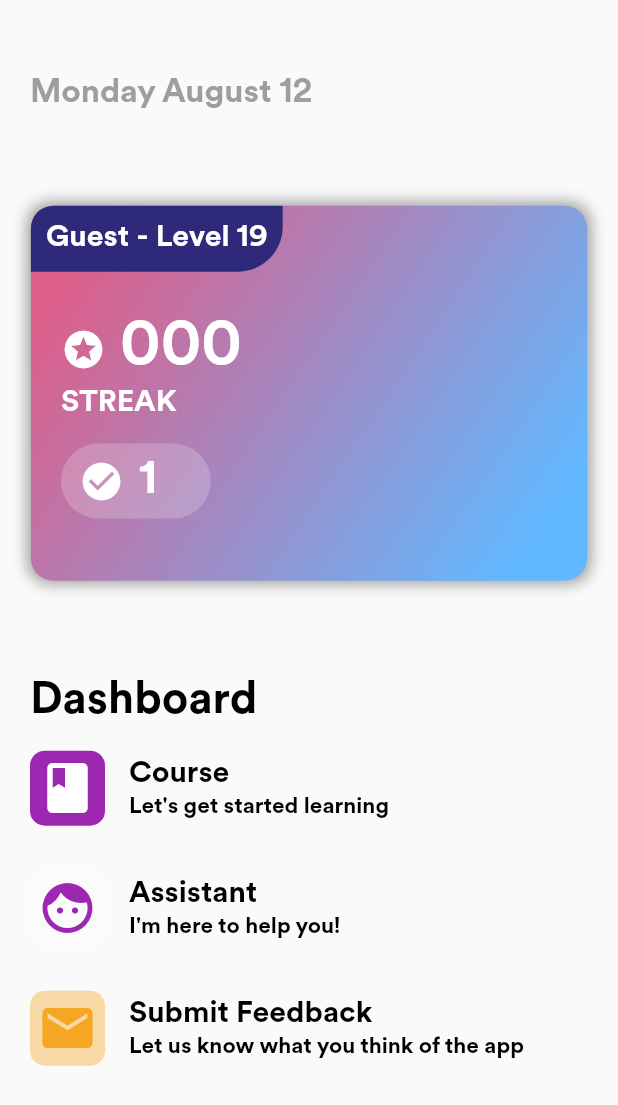
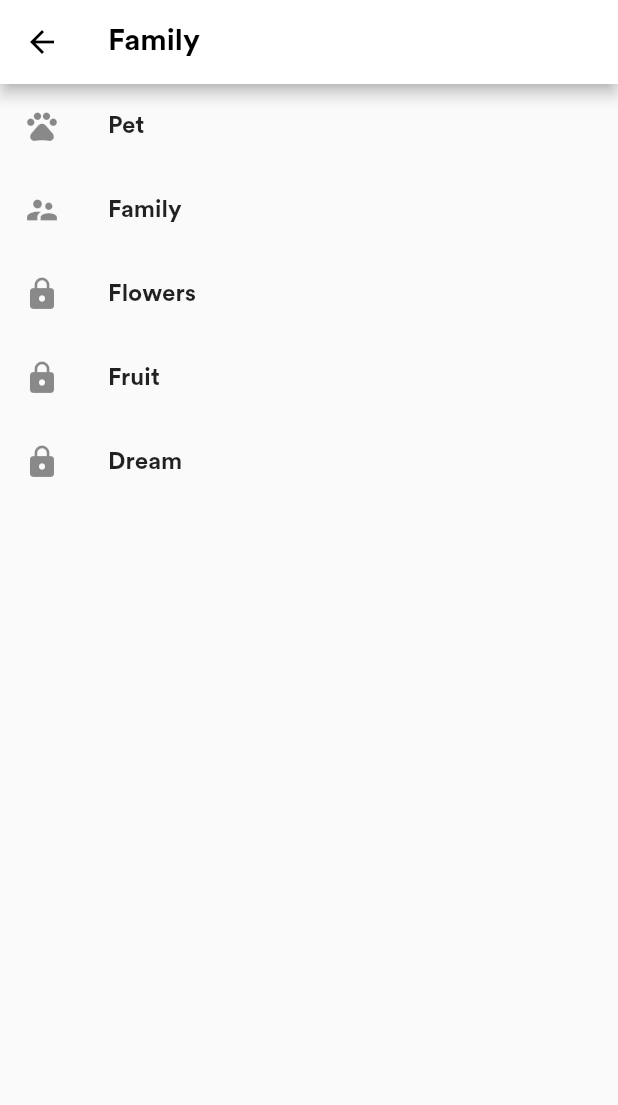
Before and after one commit to vuminhkhoi1802/ai4e-mobileapp, a Flutter app: the DashboardScreen screen opened by its route, after a tap on "Course", on a phone screen of 412 x 824 dp. Shown: the top 1105 px of the screen. Run offline on Flutter 3.47's test engine with Material 2 defaults, Android fonts, the phone set to English and light mode, and no system bars; our stand-ins replace flutter_mobx, mobx, shared_preferences; missing offline and left inert: audio_recorder, speech_recognition; accounts and stored records are empty; generated files the repository leaves out were written again.

Commit message:
Added List...

```diff
--- /dev/null
+++ b/lib/mobx/main.dart
@@ -0,0 +1,3 @@
+import "package:ai4e_mobileapp/mobx/User/user.dart";
+
+final user = User();
--- a/lib/routes.dart
+++ b/lib/routes.dart
@@ -1,11 +1,9 @@
 import 'package:flutter/material.dart';
 import 'package:ai4e_mobileapp/screens/AuthScreen/main.dart';
 import "package:ai4e_mobileapp/screens/DashboardScreen/main.dart";
-import "package:ai4e_mobileapp/screens/LearnScreen/main.dart";
 import "package:ai4e_mobileapp/screens/SplashScreen/main.dart";
 import "package:ai4e_mobileapp/screens/LoadingScreen/main.dart";
 import "package:flutter/services.dart";
-import "package:ai4e_mobileapp/screens/AuthScreen/handleAuth/Login/main.dart";
 
 class Routes {
   Routes() {
@@ -17,11 +15,10 @@ class Routes {
       new MaterialApp(
         title: 'Flutter Demo',
         theme: ThemeData(primarySwatch: Colors.blue, fontFamily: 'EFCircular'),
-        home: AuthScreen(),
+        home: SplashScreen(),
         routes: <String, WidgetBuilder>{
           '/auth': (BuildContext context) => AuthScreen(),
           '/dashboard': (BuildContext context) => DashboardScreen(),
-          '/learn': (BuildContext context) => LearnScreen(),
           '/loading': (BuildContext context) => LoadingScreen(),
         },
       ),
--- a/lib/screens/DashboardScreen/CardInfo.dart
+++ b/lib/screens/DashboardScreen/CardInfo.dart
@@ -1,7 +1,10 @@
 import "package:flutter/material.dart";
+import 'package:flutter_mobx/flutter_mobx.dart';
+import "package:ai4e_mobileapp/mobx/main.dart";
 
 Widget cardInfo(context) {
-  return Stack(
+  return Observer(
+      builder: (_) => Stack(
             alignment: Alignment.centerRight,
             children: <Widget>[
               Container(
@@ -45,8 +48,9 @@ Widget cardInfo(context) {
                         child: Container(
                             padding: EdgeInsets.all(10.0),
                             child: Text(
-                      "Guest - Level 19",
-                      style: TextStyle(fontSize: 20.0, color: Colors.white),
+                              "${user.name} - Level ${user.level}",
+                              style: TextStyle(
+                                  fontSize: 20.0, color: Colors.white),
                             )),
                       ),
                     ),
@@ -59,9 +63,10 @@ Widget cardInfo(context) {
                           children: <Widget>[
                             Row(
                               children: <Widget>[
-                        Icon(Icons.stars, size: 30, color: Colors.white),
+                                Icon(Icons.stars,
+                                    size: 30, color: Colors.white),
                                 Text(
-                          " 000",
+                                  " ${user.score}",
                                   style: TextStyle(
                                     fontSize: 40,
                                     color: Colors.white,
@@ -93,7 +98,7 @@ Widget cardInfo(context) {
                                     Container(
                                       margin: EdgeInsets.only(left: 10),
                                       child: Text(
-                                "1",
+                                        '${user.streak}',
                                         style: TextStyle(
                                             fontSize: 30, color: Colors.white),
                                       ),
@@ -117,5 +122,5 @@ Widget cardInfo(context) {
                 ),
               ),
             ],
-  );
+          ));
 }
--- a/lib/screens/DashboardScreen/main.dart
+++ b/lib/screens/DashboardScreen/main.dart
@@ -1,6 +1,8 @@
 import "package:flutter/material.dart";
 import "package:ai4e_mobileapp/screens/DashboardScreen/CardInfo.dart";
 import "package:ai4e_mobileapp/screens/DashboardScreen/selectOption.dart";
+import "package:ai4e_mobileapp/screens/ListCourseScreen/main.dart";
+import "package:ai4e_mobileapp/screens/LearnScreen/main.dart";
 
 class DashboardScreen extends StatelessWidget {
   const DashboardScreen({Key key}) : super(key: key);
@@ -48,20 +50,29 @@ class DashboardScreen extends StatelessWidget {
                   ),
                   Column(
                     children: <Widget>[
-                      selectOption(
-                        Colors.purple,
-                        Icons.book,
-                        "Course",
-                        "Let's get started learning",
-                      ),
+                      selectOption(Colors.purple, Icons.book, "Course",
+                          "Let's get started learning", () {
+                        Navigator.push(
+                            context,
+                            MaterialPageRoute(
+                                builder: (BuildContext context) =>
+                                    ListCourseScreen()));
+                      }),
                       selectOption(Color.fromRGBO(255, 255, 255, 0.2),
-                          Icons.face, "Assistant", "I'm here to help you!",
-                          colorIcon: Colors.purple),
+                          Icons.face, "Assistant", "I'm here to help you!", () {
+                        Navigator.push(
+                            context,
+                            MaterialPageRoute(
+                                builder: (BuildContext context) => LearnScreen(
+                                      isAssistant: true,
+                                    )));
+                      }, colorIcon: Colors.purple),
                       selectOption(
                           Color.fromRGBO(245, 166, 35, 0.4),
                           Icons.email,
                           "Submit Feedback",
                           "Let us know what you think of the app",
+                          () {},
                           colorIcon: Color(0xFFf5a623))
                     ],
                   )
--- a/lib/screens/DashboardScreen/selectOption.dart
+++ b/lib/screens/DashboardScreen/selectOption.dart
@@ -1,12 +1,12 @@
 import "package:flutter/material.dart";
 
-Widget selectOption(colorBackgroundIcon, icon, title, subtitle,
+Widget selectOption(colorBackgroundIcon, icon, title, subtitle, onTap,
     {colorIcon = Colors.white}) {
   return Container(
     child: Material(
         color: Colors.transparent,
         child: InkWell(
-            onTap: () {},
+            onTap: onTap,
             child: Card(
                 color: Colors.transparent,
                 elevation: 0,
--- /dev/null
+++ b/lib/screens/ListCourseScreen/main.dart
@@ -0,0 +1,60 @@
+import "package:flutter/material.dart";
+
+class ListCourseScreen extends StatelessWidget {
+  const ListCourseScreen({Key key}) : super(key: key);
+
+  @override
+  Widget build(BuildContext context) {
+    return Scaffold(
+      appBar: AppBar(
+          backgroundColor: Colors.white,
+          elevation: 4,
+          leading: IconButton(
+            icon: Icon(Icons.arrow_back, color: Colors.black),
+            onPressed: () {},
+          ),
+          title: Text(
+            "Family",
+            style: TextStyle(
+              color: Colors.black,
+            ),
+          )),
+      body: Container(
+        child: ListView(
+          children: <Widget>[
+            Item(title: "Pet", icon: Icons.pets),
+            Item(title: "Family", icon: Icons.supervisor_account),
+            Item(title: "Flowers", icon: Icons.lock),
+            Item(title: "Fruit", icon: Icons.lock),
+            Item(title: "Dream", icon: Icons.lock),
+          ],
+        ),
+      ),
+    );
+  }
+}
+
+class Item extends StatelessWidget {
+  const Item({Key key, this.icon, this.title}) : super(key: key);
+  final String title;
+  final IconData icon;
+
+  @override
+  Widget build(BuildContext context) {
+    final snackBar = SnackBar(
+      content: Text('Please unlock first!'),
+    );
+    return Material(
+        color: Colors.transparent,
+        child: InkWell(
+            onTap: () {
+              if (icon == Icons.lock) {
+                Scaffold.of(context).showSnackBar(snackBar);
+              } else {}
+            },
+            child: ListTile(
+              leading: Icon(icon),
+              title: Text(title),
+            )));
+  }
+}
--- a/lib/widgets/fullWidthBtn/main.dart
+++ b/lib/widgets/fullWidthBtn/main.dart
@@ -20,7 +20,6 @@ Widget fullWidthBtn(colorBackground, colorText, text, onPress,
         height: 50,
         width: double.infinity,
         child: new RaisedButton(
-
           color: colorBackground,
           child: new Text(
             text.toUpperCase(),
--- a/pubspec.yaml
+++ b/pubspec.yaml
@@ -29,6 +29,7 @@ dependencies:
   mobx:
   flutter_mobx:
   shared_preferences:
+  gcloud:
 
 
 
```
Also changed, not shown: lib/mobx/User/user.dart (added, +20 -0 lines), lib/models/User.dart (added, +25 -0 lines), lib/screens/LearnScreen/RecordBtn.dart (added, +81 -0 lines), lib/screens/LearnScreen/SpeechRecognizer.dart (+1 -29 lines), lib/screens/LearnScreen/main.dart (+4 -11 lines), lib/screens/LoadingScreen/Loader.dart (+10 -11 lines), lib/screens/LoadingScreen/main.dart (+10 -0 lines), lib/screens/SplashScreen/main.dart (+31 -2 lines), lib/mobx/User/user.g.dart (added), lib/mobx/mobx.dart (deleted), pubspec.lock. Lines whose indentation alone changed are shown as unchanged.
